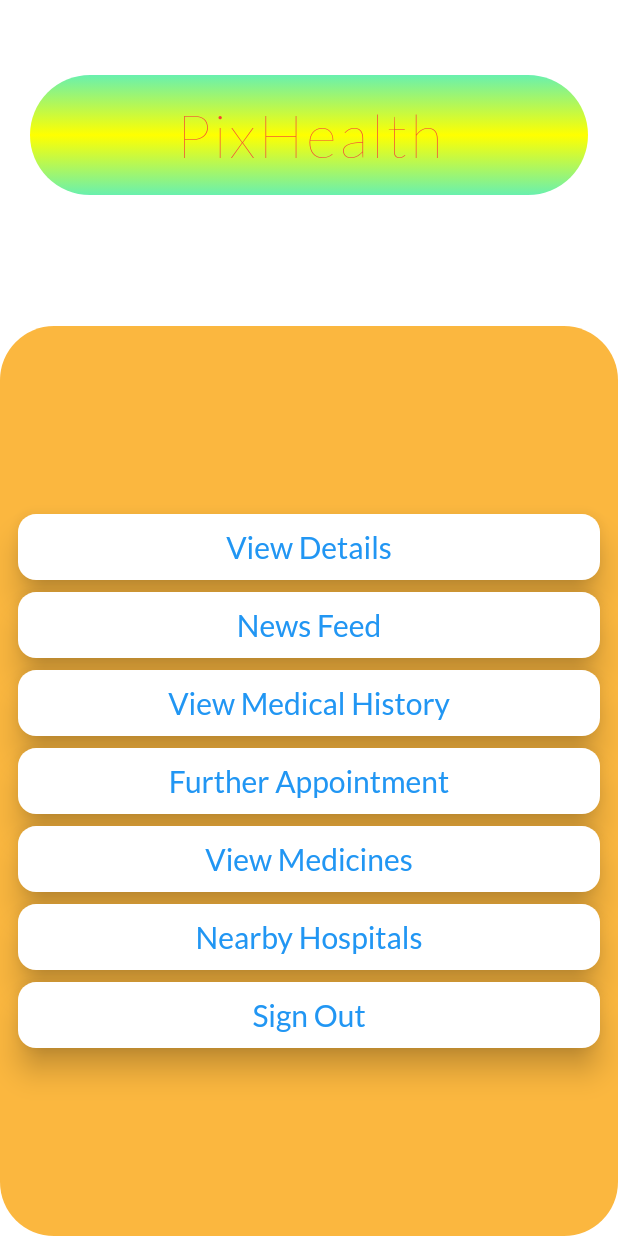
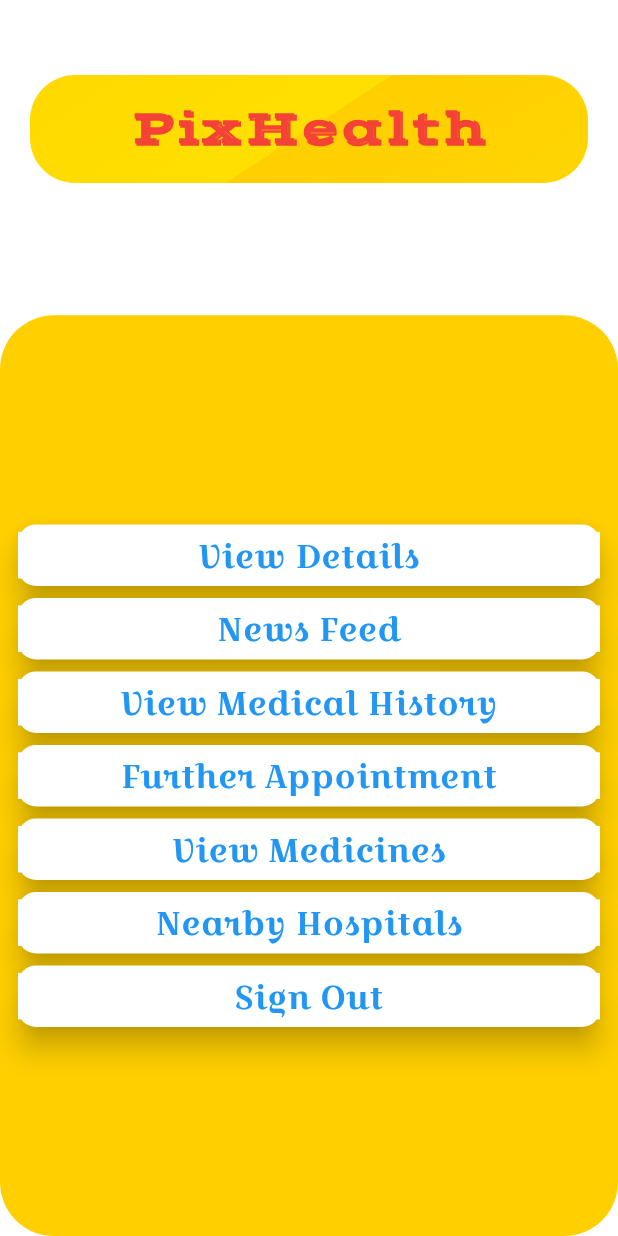
Before and after one commit to BhautikDonga/PixHealth, a Flutter app: the DashBoard screen opened directly, on a phone screen of 412 x 824 dp. Run offline on Flutter 3.47's test engine with Material 2 defaults, Android fonts, the phone set to English and light mode, and no system bars; our stand-ins replace firebase_auth, firebase_database, google_fonts; accounts and stored records are empty.

Commit message:
Font Changes

```diff
--- a/lib/pages/dashboard.dart
+++ b/lib/pages/dashboard.dart
@@ -26,14 +26,15 @@ class _DashBoardState extends State<DashBoard> {
         ),
       ),
       child: Container(
-        margin: EdgeInsets.symmetric(vertical: 10, horizontal: 20),
+        margin: EdgeInsets.symmetric(vertical: 5),
         color: Colors.white,
         width: double.infinity,
         child: Center(
           child: Text(
             text,
             style: TextStyle(
-              fontSize: 20,
+              fontFamily: 'CroissantOne',
+              fontSize: 22,
               color: Colors.blue,
             ),
           ),
@@ -71,20 +72,22 @@ class _DashBoardState extends State<DashBoard> {
       margin: EdgeInsets.fromLTRB(20, 50, 20, 20),
       padding: EdgeInsets.all(16),
       decoration: BoxDecoration(
-        borderRadius: BorderRadius.all(Radius.circular(80)),
+        borderRadius: BorderRadius.all(Radius.circular(30)),
         gradient: LinearGradient(
-          colors: [Colors.yellowAccent, Colors.greenAccent],
-          begin: Alignment.centerRight,
-          end: new Alignment(1.0, -1.0),
-          tileMode: TileMode.mirror,
+          //colors: [Colors.yellowAccent, Colors.greenAccent],
+          colors: [Color(0xFFFFCF00), Color(0xFFFFDF01)],
+          begin: Alignment.center,
+          end: new Alignment(1.0, 8.0),
+          tileMode: TileMode.repeated,
         ),
       ),
       child: Center(
         child: Text(
           'PixHealth',
           style: TextStyle(
-            fontSize: 40,
-            fontWeight: FontWeight.w100,
+            fontFamily: 'VastShadow',
+            fontSize: 32,
+            fontWeight: FontWeight.bold,
             letterSpacing: 2,
             color: Colors.red,
           ),
@@ -109,14 +112,14 @@ class _DashBoardState extends State<DashBoard> {
               Expanded(
                 flex: 9,
                 child: Container(
-                  padding: EdgeInsets.all(8),
+                  padding: EdgeInsets.symmetric(vertical: 8, horizontal: 8),
                   decoration: BoxDecoration(
-                    borderRadius: BorderRadius.all(Radius.circular(36)),
+                      borderRadius: BorderRadius.all(Radius.circular(36)),
 //                    borderRadius: BorderRadius.only(
 //                        topLeft: Radius.circular(30),
 //                        topRight: Radius.circular(30)),
-                    color: Color(0XFFFBB73F),
-                  ),
+                      //color: Color(0XFFFBB73F),
+                      color: Color(0xFFFFCF00)),
                   child: Column(
                     mainAxisAlignment: MainAxisAlignment.center,
                     children: <Widget>[
```
Also changed, not shown: pubspec.yaml (+21 -1 lines), assets/fonts/CinzelDecorative-Black.ttf (added), assets/fonts/CroissantOne-Regular.ttf (added), assets/fonts/FontdinerSwanky-Regular.ttf (added), assets/fonts/Merienda-Regular.ttf (added), assets/fonts/TradeWinds-Regular.ttf (renamed from assets/TradeWinds-Regular.ttf), assets/fonts/VastShadow-Regular.ttf (added), 2 other files.
